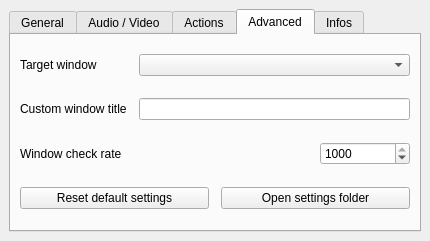
The window that src/Configurator/configurator.ui (Odizinne/BigPictureTV) describes before a commit, drawn with Qt 5.
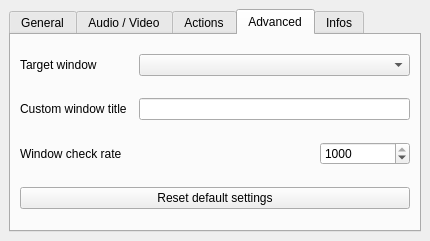
The same window after the commit. The open tabs and pages were chosen to show the change.

Patch:
```diff
--- a/src/Configurator/configurator.ui
+++ b/src/Configurator/configurator.ui
@@ -601,19 +601,6 @@
             </property>
            </widget>
           </item>
-          <item row="1" column="1">
-           <widget class="QPushButton" name="openSettingsButton">
-            <property name="minimumSize">
-             <size>
-              <width>0</width>
-              <height>0</height>
-             </size>
-            </property>
-            <property name="text">
-             <string>Open settings folder</string>
-            </property>
-           </widget>
-          </item>
          </layout>
         </item>
        </layout>
```
Left out of the diff: 3 changed lines with no effect on the pictures.
